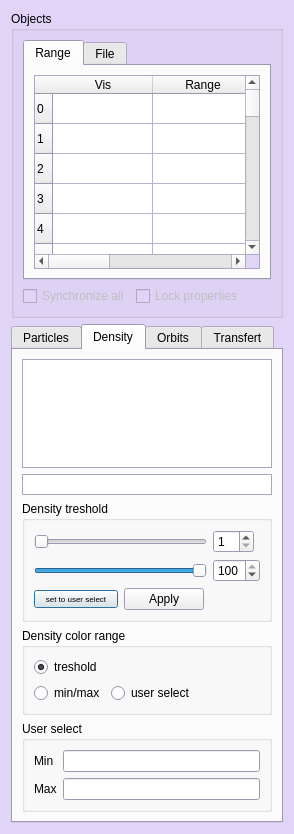
Qt form usr/jcl/glnemo2/src/formobjectcontrol.ui (teuben/nemo) before a commit.
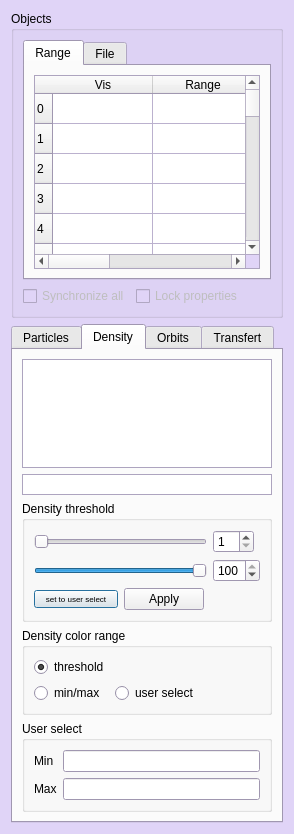
The same form after that commit. The open tabs and pages were chosen to show the change. Icons and pictures are not drawn.

Patch:
```diff
--- a/usr/jcl/glnemo2/src/formobjectcontrol.ui
+++ b/usr/jcl/glnemo2/src/formobjectcontrol.ui
@@ -936,7 +936,7 @@
        <item row="2" column="0">
         <widget class="QGroupBox" name="dens_loc_box">
          <property name="title">
-          <string>Density treshold</string>
+          <string>Density threshold</string>
          </property>
          <layout class="QGridLayout" name="gridLayout_2">
           <item row="0" column="0" colspan="2">
@@ -1070,7 +1070,7 @@
           <item row="0" column="0">
            <widget class="QRadioButton" name="dens_loc_button">
             <property name="text">
-             <string>treshold</string>
+             <string>threshold</string>
             </property>
             <property name="checked">
              <bool>true</bool>
```
